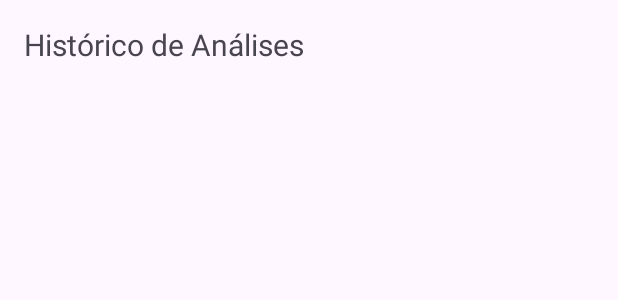
After one commit to Rafael2883Sousa/Fishing_Detection_with_Msg, an Android app: the layout activity_history.xml on its own in the app's theme, with its tools: preview values and no code run, on a phone screen of 412 x 824 dp. The commit adds this screen. Shown: the top 300 px of the screen. Run offline under Robolectric (Android 15) with nearby library versions, the phone set to English and light mode, and no system bars.

Commit message:
Notifications + History added

```diff
--- a/app/src/main/AndroidManifest.xml
+++ b/app/src/main/AndroidManifest.xml
@@ -2,6 +2,7 @@
 <manifest xmlns:android="http://schemas.android.com/apk/res/android"
     xmlns:tools="http://schemas.android.com/tools">
 
+    <uses-permission android:name="android.permission.POST_NOTIFICATIONS" />
     <application
         android:allowBackup="true"
         android:dataExtractionRules="@xml/data_extraction_rules"
--- /dev/null
+++ b/app/src/main/res/layout/activity_history.xml
@@ -0,0 +1,19 @@
+<LinearLayout xmlns:android="http://schemas.android.com/apk/res/android"
+    android:layout_width="match_parent"
+    android:layout_height="match_parent"
+    android:orientation="vertical"
+    android:padding="16dp">
+
+    <TextView
+        android:id="@+id/historyText"
+        android:layout_width="match_parent"
+        android:layout_height="wrap_content"
+        android:text="Histórico de Análises"
+        android:textSize="20sp"
+        android:paddingBottom="16dp"/>
+
+    <ListView
+        android:id="@+id/historyList"
+        android:layout_width="match_parent"
+        android:layout_height="wrap_content" />
+</LinearLayout>
```
Also changed, not shown: app/src/main/java/com/example/fishing_detection_by_msg/HistoryActivity.java (added, +25 -0 lines), app/src/main/java/com/example/fishing_detection_by_msg/MainActivity.java (+49 -4 lines), app/src/main/res/layout/activity_main.xml (+8 -0 lines).
